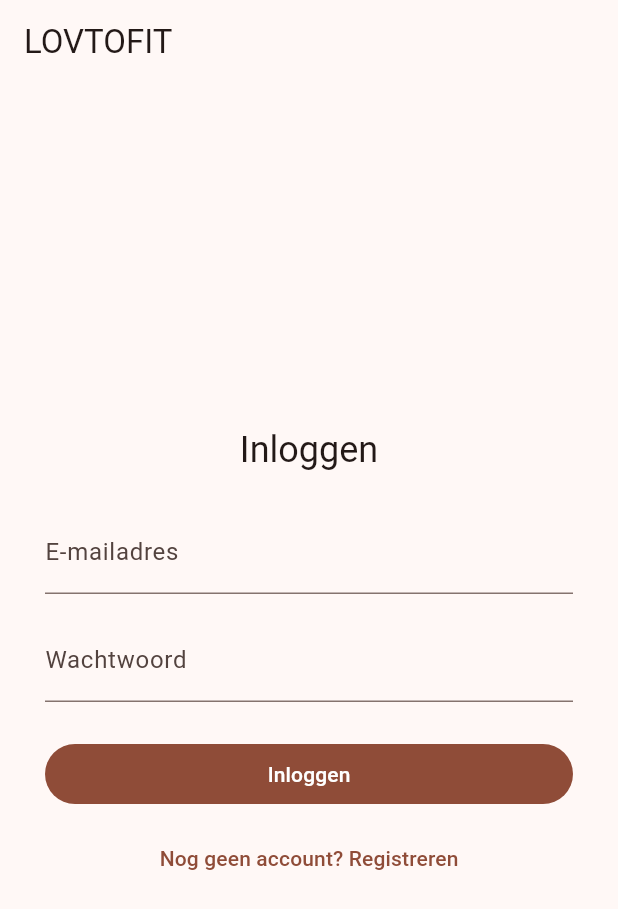
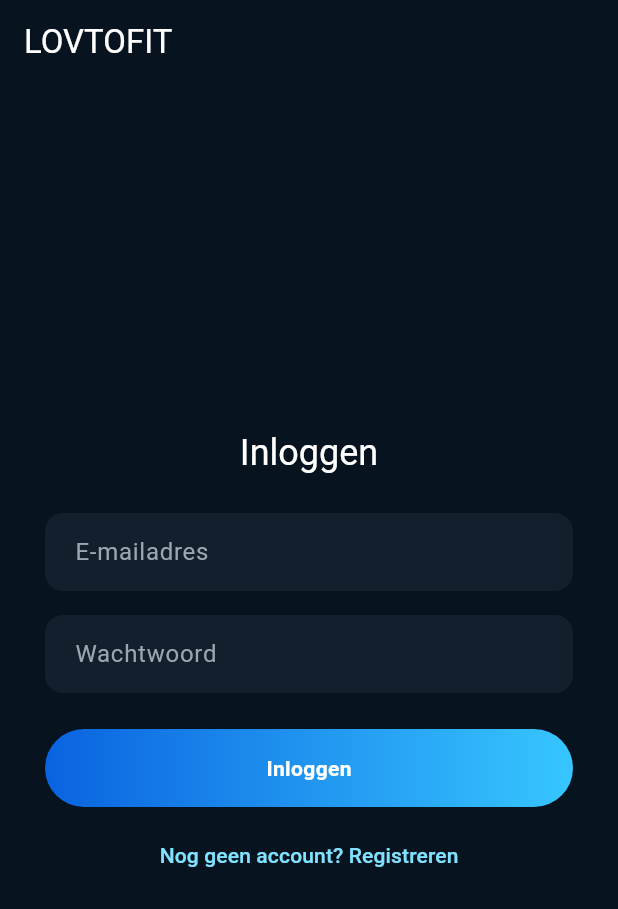
Before and after one commit to belgian4business-byte/lovtofit, a Flutter app: the screen it shows after launch, on a phone screen of 412 x 824 dp. Shown: the top 909 px of the screen. Run offline on Flutter 3.47's test engine with Material 3 defaults, Android fonts, the phone set to English and light mode, and no system bars.

Commit message:
Design-ronde: blauwe donkere huisstijl toegepast op alle schermen
- Centraal thema-bestand (lib/theme/app_theme.dart): design tokens voor
  achtergrond (#081320), kaarten (#141F2E), blauw gradiënt
  (#0A63E0 -> #37C6FF), highlight (#7FE3FF), tekstkleuren, pill-vormige
  knoppen en afgeronde kaarten met subtiele schaduw.
- AppGradientButton: herbruikbare knop met het echte blauwe gradiënt
  (een standaard ButtonTheme kan geen gradiënt-achtergrond tonen). Gebruikt
  voor de belangrijkste knop per scherm (Inloggen, Account aanmaken,
  Volgende/Klaar, START TRAINING, SET KLAAR, Volgende oefening/Training
  afronden, Terug naar Home). Secundaire acties blijven de subtielere
  Outlined-/TextButton-stijl.
- Onboarding-selectieknoppen afgestemd op de huisstijl (highlight-kleur
  i.p.v. Material's automatisch afgeleide containerkleur).

Geverifieerd in een schone (incognito) browsersessie dat alle schermen
correct renderen. Wat eerst als een renderprobleem leek op Onboarding/
Home/Progress bleek verouderde browsercache te zijn (flutter run
-d web-server beheert de browsercache niet, anders dan -d chrome) — geen
codefout. 10 frontend-tests slagen.

Co-Authored-By: Claude Sonnet 5 <noreply@anthropic.com>

```diff
--- a/frontend/lib/home_screen.dart
+++ b/frontend/lib/home_screen.dart
@@ -4,6 +4,7 @@ import 'package:flutter/material.dart';
 import 'package:http/http.dart' as http;
 
 import 'progress_screen.dart';
+import 'theme/app_theme.dart';
 import 'workout_models.dart';
 import 'workout_screen.dart';
 
@@ -169,7 +170,7 @@ class _HomeScreenState extends State<HomeScreen> {
           ),
         ),
         const SizedBox(height: 24),
-        FilledButton(onPressed: _startTraining, child: const Text('START TRAINING')),
+        AppGradientButton(onPressed: _startTraining, child: const Text('START TRAINING')),
       ],
     );
   }
--- a/frontend/lib/login_screen.dart
+++ b/frontend/lib/login_screen.dart
@@ -6,6 +6,7 @@ import 'package:http/http.dart' as http;
 import 'home_screen.dart';
 import 'onboarding_flow.dart';
 import 'register_screen.dart';
+import 'theme/app_theme.dart';
 
 class LoginScreen extends StatefulWidget {
   const LoginScreen({super.key});
@@ -142,13 +143,13 @@ class _LoginScreenState extends State<LoginScreen> {
                     ),
                   ],
                   const SizedBox(height: 24),
-                  FilledButton(
+                  AppGradientButton(
                     onPressed: _isSubmitting ? null : _submit,
                     child: _isSubmitting
                         ? const SizedBox(
                             width: 20,
                             height: 20,
-                            child: CircularProgressIndicator(strokeWidth: 2),
+                            child: CircularProgressIndicator(strokeWidth: 2, color: Colors.white),
                           )
                         : const Text('Inloggen'),
                   ),
--- a/frontend/lib/main.dart
+++ b/frontend/lib/main.dart
@@ -1,6 +1,7 @@
 import 'package:flutter/material.dart';
 
 import 'login_screen.dart';
+import 'theme/app_theme.dart';
 
 void main() {
   runApp(const LovtofitApp());
@@ -13,7 +14,7 @@ class LovtofitApp extends StatelessWidget {
   Widget build(BuildContext context) {
     return MaterialApp(
       title: 'LOVTOFIT',
-      theme: ThemeData(colorSchemeSeed: Colors.deepOrange, useMaterial3: true),
+      theme: AppTheme.dark,
       home: const LoginScreen(),
     );
   }
--- a/frontend/lib/onboarding_flow.dart
+++ b/frontend/lib/onboarding_flow.dart
@@ -4,6 +4,7 @@ import 'package:flutter/material.dart';
 import 'package:http/http.dart' as http;
 
 import 'home_screen.dart';
+import 'theme/app_theme.dart';
 
 /// Eén onboardingvraag per scherm, in de volgorde uit de blueprint:
 /// doel → locatie → apparatuur → tijd → frequentie → niveau.
@@ -197,13 +198,13 @@ class _OnboardingFlowState extends State<OnboardingFlow> {
                 ],
                 SizedBox(
                   width: double.infinity,
-                  child: FilledButton(
+                  child: AppGradientButton(
                     onPressed: (_canProceed && !_isSubmitting) ? _goNext : null,
                     child: _isSubmitting
                         ? const SizedBox(
                             width: 20,
                             height: 20,
-                            child: CircularProgressIndicator(strokeWidth: 2),
+                            child: CircularProgressIndicator(strokeWidth: 2, color: Colors.white),
                           )
                         : Text(_step < _stepCount - 1 ? 'Volgende' : 'Klaar'),
                   ),
@@ -299,8 +300,13 @@ class _SingleChoiceStep<T> extends StatelessWidget {
             child: OutlinedButton(
               style: OutlinedButton.styleFrom(
                 backgroundColor: selected == entry.value
-                    ? Theme.of(context).colorScheme.primaryContainer
+                    ? AppColors.highlight.withValues(alpha: 0.16)
                     : null,
+                side: BorderSide(
+                  color: selected == entry.value
+                      ? AppColors.highlight
+                      : AppColors.textSecondary.withValues(alpha: 0.4),
+                ),
                 padding: const EdgeInsets.symmetric(vertical: 16),
               ),
               onPressed: () => onSelect(entry.value),
@@ -352,8 +358,13 @@ class _MultiChoiceStep extends StatelessWidget {
             child: OutlinedButton(
               style: OutlinedButton.styleFrom(
                 backgroundColor: selected.contains(entry.value)
-                    ? Theme.of(context).colorScheme.primaryContainer
+                    ? AppColors.highlight.withValues(alpha: 0.16)
                     : null,
+                side: BorderSide(
+                  color: selected.contains(entry.value)
+                      ? AppColors.highlight
+                      : AppColors.textSecondary.withValues(alpha: 0.4),
+                ),
                 padding: const EdgeInsets.symmetric(vertical: 16),
               ),
               onPressed: () => onToggle(entry.value),
--- a/frontend/lib/register_screen.dart
+++ b/frontend/lib/register_screen.dart
@@ -2,6 +2,8 @@ import 'dart:convert';
 
 import 'package:flutter/material.dart';
 import 'package:http/http.dart' as http;
+
+import 'theme/app_theme.dart';
 
 class RegisterScreen extends StatefulWidget {
   const RegisterScreen({super.key});
@@ -103,7 +105,7 @@ class _RegisterScreenState extends State<RegisterScreen> {
           textAlign: TextAlign.center,
         ),
         const SizedBox(height: 24),
-        FilledButton(
+        AppGradientButton(
           onPressed: () => Navigator.of(context).pop(),
           child: const Text('Ga naar inloggen'),
         ),
@@ -157,13 +159,13 @@ class _RegisterScreenState extends State<RegisterScreen> {
             ),
           ],
           const SizedBox(height: 24),
-          FilledButton(
+          AppGradientButton(
             onPressed: _isSubmitting ? null : _submit,
             child: _isSubmitting
                 ? const SizedBox(
                     width: 20,
                     height: 20,
-                    child: CircularProgressIndicator(strokeWidth: 2),
+                    child: CircularProgressIndicator(strokeWidth: 2, color: Colors.white),
                   )
                 : const Text('Account aanmaken'),
           ),
--- /dev/null
+++ b/frontend/lib/theme/app_theme.dart
@@ -0,0 +1,169 @@
+import 'package:flutter/material.dart';
+
+/// Centrale design tokens voor de blauwe donkere huisstijl. Eén bron van
+/// waarheid voor kleuren/vormen — schermen wijzigen hier niets aan, ze
+/// lezen alleen via `Theme.of(context)`.
+class AppColors {
+  AppColors._();
+
+  static const background = Color(0xFF081320);
+  static const card = Color(0xFF141F2E);
+
+  static const primaryStart = Color(0xFF0A63E0);
+  static const primaryEnd = Color(0xFF37C6FF);
+  static const highlight = Color(0xFF7FE3FF);
+
+  static const textPrimary = Color(0xFFFFFFFF);
+  static const textSecondary = Color(0xFF9BA6B2);
+
+  static const error = Color(0xFFFF6B6B);
+
+  static const primaryGradient = LinearGradient(
+    begin: Alignment.centerLeft,
+    end: Alignment.centerRight,
+    colors: [primaryStart, primaryEnd],
+  );
+}
+
+class AppTheme {
+  AppTheme._();
+
+  static ThemeData get dark {
+    final baseTextTheme = Typography.material2021(
+      platform: TargetPlatform.android,
+    ).white.apply(bodyColor: AppColors.textPrimary, displayColor: AppColors.textPrimary);
+
+    final textTheme = baseTextTheme.copyWith(
+      bodySmall: baseTextTheme.bodySmall?.copyWith(color: AppColors.textSecondary),
+      labelSmall: baseTextTheme.labelSmall?.copyWith(color: AppColors.textSecondary),
+      labelMedium: baseTextTheme.labelMedium?.copyWith(color: AppColors.textSecondary),
+    );
+
+    final colorScheme = ColorScheme.fromSeed(
+      seedColor: AppColors.primaryStart,
+      brightness: Brightness.dark,
+    ).copyWith(
+      surface: AppColors.background,
+      primary: AppColors.primaryStart,
+      secondary: AppColors.highlight,
+      onSurface: AppColors.textPrimary,
+      onPrimary: Colors.white,
+      error: AppColors.error,
+    );
+
+    const pillShape = StadiumBorder();
+    const cardRadius = BorderRadius.all(Radius.circular(16));
+
+    return ThemeData(
+      useMaterial3: true,
+      brightness: Brightness.dark,
+      scaffoldBackgroundColor: AppColors.background,
+      colorScheme: colorScheme,
+      textTheme: textTheme,
+      appBarTheme: const AppBarTheme(
+        backgroundColor: AppColors.background,
+        foregroundColor: AppColors.textPrimary,
+        elevation: 0,
+      ),
+      cardTheme: CardThemeData(
+        color: AppColors.card,
+        elevation: 6,
+        shadowColor: Colors.black.withValues(alpha: 0.4),
+        shape: const RoundedRectangleBorder(borderRadius: cardRadius),
+      ),
+      filledButtonTheme: FilledButtonThemeData(
+        style: FilledButton.styleFrom(
+          backgroundColor: AppColors.primaryStart,
+          foregroundColor: Colors.white,
+          padding: const EdgeInsets.symmetric(vertical: 16, horizontal: 24),
+          shape: pillShape,
+        ),
+      ),
+      outlinedButtonTheme: OutlinedButtonThemeData(
+        style: OutlinedButton.styleFrom(
+          foregroundColor: AppColors.highlight,
+          side: const BorderSide(color: AppColors.highlight),
+          padding: const EdgeInsets.symmetric(vertical: 16, horizontal: 24),
+          shape: pillShape,
+        ),
+      ),
+      textButtonTheme: TextButtonThemeData(
+        style: TextButton.styleFrom(foregroundColor: AppColors.highlight),
+      ),
+      iconTheme: const IconThemeData(color: AppColors.textPrimary),
+      inputDecorationTheme: InputDecorationTheme(
+        filled: true,
+        fillColor: AppColors.card,
+        labelStyle: const TextStyle(color: AppColors.textSecondary),
+        contentPadding: const EdgeInsets.symmetric(horizontal: 16, vertical: 14),
+        border: OutlineInputBorder(
+          borderRadius: BorderRadius.circular(12),
+          borderSide: BorderSide.none,
+        ),
+        enabledBorder: OutlineInputBorder(
+          borderRadius: BorderRadius.circular(12),
+          borderSide: BorderSide.none,
+        ),
+        focusedBorder: OutlineInputBorder(
+          borderRadius: BorderRadius.circular(12),
+          borderSide: const BorderSide(color: AppColors.highlight, width: 2),
+        ),
+        errorBorder: OutlineInputBorder(
+          borderRadius: BorderRadius.circular(12),
+          borderSide: const BorderSide(color: AppColors.error, width: 1.5),
+        ),
+      ),
+      dividerColor: AppColors.textSecondary.withValues(alpha: 0.2),
+    );
+  }
+}
+
+/// Herbruikbare knop met het blauwe gradiënt (StadiumBorder/pill-vorm, witte
+/// tekst). `FilledButtonTheme` kan geen gradiënt-achtergrond uitdrukken, dus
+/// die zit hier apart klaar voor wanneer schermen worden omgezet.
+class AppGradientButton extends StatelessWidget {
+  const AppGradientButton({super.key, required this.onPressed, required this.child});
+
+  final VoidCallback? onPressed;
+  final Widget child;
+
+  @override
+  Widget build(BuildContext context) {
+    final isDisabled = onPressed == null;
+
+    // IntrinsicWidth laat de knop inkrimpen tot de inhoud (zoals een normale
+    // knop), maar respecteert een door de ouder afgedwongen breedte (bv. een
+    // Column met CrossAxisAlignment.stretch) — Center centreert de inhoud
+    // dan netjes binnen die bredere ruimte.
+    return Opacity(
+      opacity: isDisabled ? 0.5 : 1,
+      child: IntrinsicWidth(
+        child: DecoratedBox(
+          decoration: BoxDecoration(
+            gradient: AppColors.primaryGradient,
+            borderRadius: BorderRadius.circular(999),
+          ),
+          child: Material(
+            color: Colors.transparent,
+            child: InkWell(
+              borderRadius: BorderRadius.circular(999),
+              onTap: onPressed,
+              child: Padding(
+                padding: const EdgeInsets.symmetric(vertical: 16, horizontal: 24),
+                child: Center(
+                  child: DefaultTextStyle.merge(
+                    style: const TextStyle(color: Colors.white, fontWeight: FontWeight.w600),
+                    child: IconTheme.merge(
+                      data: const IconThemeData(color: Colors.white),
+                      child: child,
+                    ),
+                  ),
+                ),
+              ),
+            ),
+          ),
+        ),
+      ),
+    );
+  }
+}
--- a/frontend/lib/workout_screen.dart
+++ b/frontend/lib/workout_screen.dart
@@ -4,6 +4,7 @@ import 'dart:convert';
 import 'package:flutter/material.dart';
 import 'package:http/http.dart' as http;
 
+import 'theme/app_theme.dart';
 import 'workout_models.dart';
 
 enum _Phase { logging, resting, exerciseComplete, workoutComplete }
@@ -264,7 +265,7 @@ class _WorkoutScreenState extends State<WorkoutScreen> {
           ),
         ],
         const SizedBox(height: 24),
-        FilledButton(onPressed: _completeSet, child: const Text('SET KLAAR')),
+        AppGradientButton(onPressed: _completeSet, child: const Text('SET KLAAR')),
       ],
     );
   }
@@ -298,7 +299,7 @@ class _WorkoutScreenState extends State<WorkoutScreen> {
           textAlign: TextAlign.center,
         ),
         const SizedBox(height: 24),
-        FilledButton(
+        AppGradientButton(
           onPressed: _goToNextExercise,
           child: Text(isLastExercise ? 'Training afronden' : 'Volgende oefening →'),
         ),
@@ -340,7 +341,7 @@ class _WorkoutScreenState extends State<WorkoutScreen> {
           OutlinedButton(onPressed: _saveSession, child: const Text('Opnieuw proberen')),
         ],
         const SizedBox(height: 24),
-        FilledButton(
+        AppGradientButton(
           onPressed: () => Navigator.of(context).pop(),
           child: const Text('Terug naar Home'),
         ),
```
Also changed, not shown: 1 other file.
